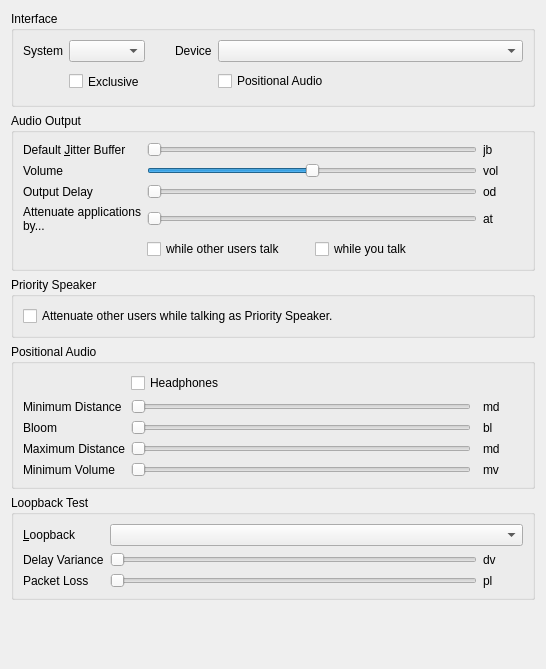
The window that src/mumble/AudioOutput.ui (mumble-voip/mumble) describes before a commit, drawn with Qt 5.
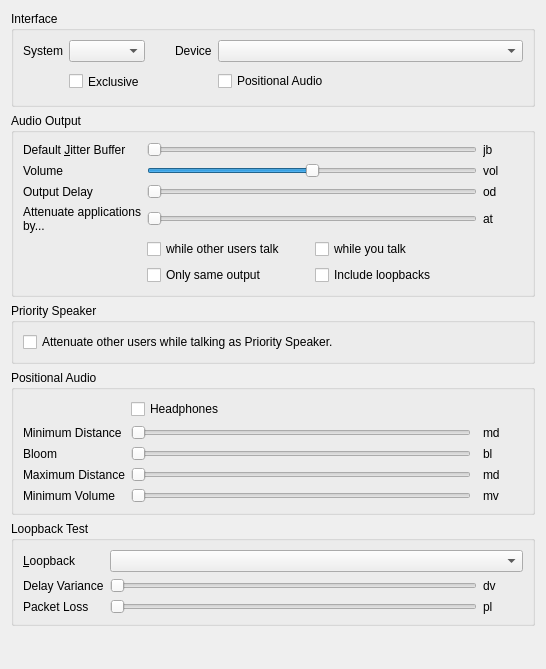
The same window after the commit.

Commit message: PulseAudio: Add options to disable attenuating applications on other audio outputs and to disable attenuation of loopback modules.

Diff of the .ui file:
```diff
--- a/src/mumble/AudioOutput.ui
+++ b/src/mumble/AudioOutput.ui
@@ -330,6 +330,36 @@
         </item>
        </layout>
       </item>
+      <item row="6" column="1">
+       <layout class="QHBoxLayout" name="horizontalLayout_2">
+        <item>
+         <widget class="QCheckBox" name="qcbOnlyAttenuateSameSink">
+          <property name="toolTip">
+           <string>If checked, Mumble will only attenuate applications that are using the same output source as Mumble</string>
+          </property>
+          <property name="whatsThis">
+           <string>&lt;b&gt;Attenuate only applications using the same output as Mumble&lt;/b&gt;&lt;br /&gt;If checked, applications that use a different output than Mumble will not be attenuated.</string>
+          </property>
+          <property name="text">
+           <string>Only same output</string>
+          </property>
+         </widget>
+        </item>
+        <item>
+         <widget class="QCheckBox" name="qcbAttenuateLoopbacks">
+          <property name="toolTip">
+           <string>PulseAudio only: If checked, loopback modules will be attenuated</string>
+          </property>
+          <property name="whatsThis">
+           <string>&lt;b&gt;PulseAudio only: Also attenuate loopback modules.&lt;/b&gt;&lt;br /&gt;If loopback modules are linked to Mumble's output/sink, they will also be attenuated.</string>
+          </property>
+          <property name="text">
+           <string>Include loopbacks</string>
+          </property>
+         </widget>
+        </item>
+       </layout>
+      </item>
      </layout>
     </widget>
    </item>
```
The commit also changes 5 other files.
